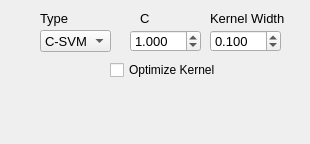
The window that _AlgorithmsPlugins/KernelMethods/paramsMRVM.ui (b4silio/MLDemos) describes before a commit, drawn with Qt 5.
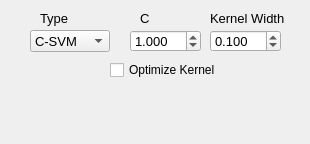
The same window after the commit.

```diff
--- a/_AlgorithmsPlugins/KernelMethods/paramsMRVM.ui
+++ b/_AlgorithmsPlugins/KernelMethods/paramsMRVM.ui
@@ -52,9 +52,9 @@
   <widget class="QComboBox" name="svmTypeCombo">
    <property name="geometry">
     <rect>
-     <x>40</x>
+     <x>30</x>
      <y>30</y>
-     <width>71</width>
+     <width>80</width>
      <height>22</height>
     </rect>
    </property>
```
